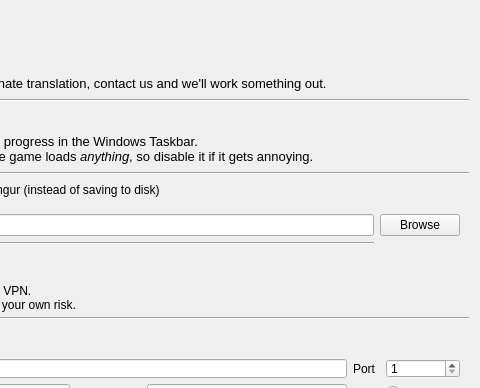
First picture: the form in forms/KVSettingsDialog.ui, repository KanColleTool/kct-viewer, before the edit; both pictures show x 213 to 693 and y 0 to 388 of the 693 by 474 pixel window.
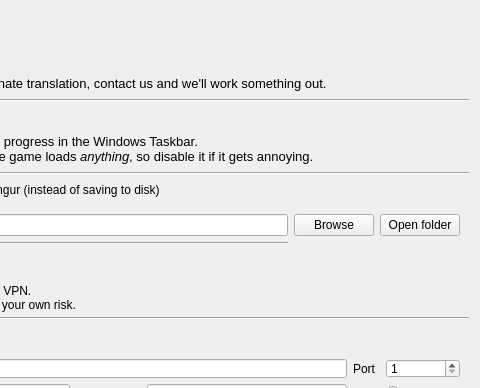
Second picture: the form after the edit.

Commit message: Ad open button for screenshots dir

```diff
--- a/forms/KVSettingsDialog.ui
+++ b/forms/KVSettingsDialog.ui
@@ -161,6 +161,13 @@
         </property>
        </widget>
       </item>
+      <item row="1" column="2">
+       <widget class="QPushButton" name="openButton">
+        <property name="text">
+         <string>Open folder</string>
+        </property>
+       </widget>
+      </item>
      </layout>
     </widget>
    </item>
```
The commit also changes 2 other files.
